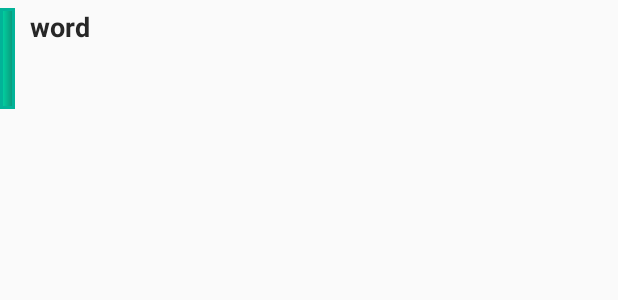
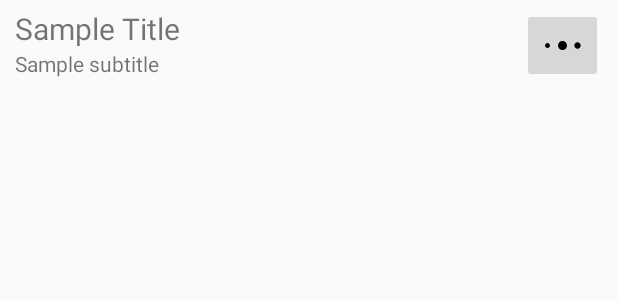
Before and after one commit to RomanZakaliak/CS-Word-App, an Android app: the layout word_item_layout.xml on its own in the app's theme, with its tools: preview values and no code run, on a phone screen of 412 x 824 dp. Shown: the top 300 px of the screen. Run offline under Robolectric (Android 15) with nearby library versions, the phone set to English and light mode, and no system bars.

Commit message:
Added input word new logic when words is being saved, added remove specific word feature from user words list, updated user words list appearance

```diff
--- /dev/null
+++ b/app/src/main/res/drawable/ic_three_dots.xml
@@ -0,0 +1,49 @@
+<vector xmlns:android="http://schemas.android.com/apk/res/android" xmlns:aapt="http://schemas.android.com/aapt"
+    android:viewportWidth="30"
+    android:viewportHeight="30"
+    android:width="30dp"
+    android:height="30dp">
+    <group>
+        <clip-path
+            android:pathData="M0 0H30V30H0V0Z" />
+        <group
+            android:scaleX="0.7041165"
+            android:scaleY="0.7041165"
+            android:translateX="22.71162"
+            android:translateY="12.71162">
+            <group
+                android:translateX="3.25"
+                android:translateY="3.25">
+                <path
+                    android:pathData="M0 3C1.656999945640564 3 3 1.656999945640564 3 0C3 -1.656999945640564 1.656999945640564 -3 0 -3C-1.656999945640564 -3 -3 -1.656999945640564 -3 0C-3 1.656999945640564 -1.656999945640564 3 0 3z"
+                    android:fillColor="#000000" />
+            </group>
+        </group>
+        <group
+            android:scaleX="0.9982405"
+            android:scaleY="0.9982405"
+            android:translateX="11.75572"
+            android:translateY="11.75572">
+            <group
+                android:translateX="3.25"
+                android:translateY="3.25">
+                <path
+                    android:pathData="M0 3C1.656999945640564 3 3 1.656999945640564 3 0C3 -1.656999945640564 1.656999945640564 -3 0 -3C-1.656999945640564 -3 -3 -1.656999945640564 -3 0C-3 1.656999945640564 -1.656999945640564 3 0 3z"
+                    android:fillColor="#000000" />
+            </group>
+        </group>
+        <group
+            android:scaleX="0.537816"
+            android:scaleY="0.537816"
+            android:translateX="3.252098"
+            android:translateY="13.2521">
+            <group
+                android:translateX="3.25"
+                android:translateY="3.25">
+                <path
+                    android:pathData="M0 3C1.656999945640564 3 3 1.656999945640564 3 0C3 -1.656999945640564 1.656999945640564 -3 0 -3C-1.656999945640564 -3 -3 -1.656999945640564 -3 0C-3 1.656999945640564 -1.656999945640564 3 0 3z"
+                    android:fillColor="#000000" />
+            </group>
+        </group>
+    </group>
+</vector>
--- /dev/null
+++ b/app/src/main/res/drawable/list_view_style.xml
@@ -0,0 +1,6 @@
+<?xml version="1.0" encoding="utf-8"?>
+<shape xmlns:android="http://schemas.android.com/apk/res/android"
+    android:shape="rectangle">
+    <solid android:color="#42000000" />
+    <corners android:radius="5dp" />
+</shape>
--- a/app/src/main/res/layout/word_item_layout.xml
+++ b/app/src/main/res/layout/word_item_layout.xml
@@ -1,56 +1,49 @@
 <?xml version="1.0" encoding="utf-8"?>
-<LinearLayout xmlns:android="http://schemas.android.com/apk/res/android"
+<androidx.constraintlayout.widget.ConstraintLayout xmlns:android="http://schemas.android.com/apk/res/android"
     android:layout_width="match_parent"
-    android:layout_height="wrap_content"
-    android:orientation="horizontal">
-
-    <View
-        android:layout_width="10dp"
     android:layout_height="match_parent"
-        android:background="@drawable/word_item_rectangle"
-        android:layout_marginEnd="10dp"
-        android:layout_marginTop="5dp"
-        android:layout_marginBottom="5dp" />
-
-    <LinearLayout
-        android:layout_width="match_parent"
-        android:layout_height="wrap_content"
-        android:layout_marginTop="5dp"
-        android:layout_marginBottom="5dp"
-        android:orientation="vertical">
-
+    xmlns:app="http://schemas.android.com/apk/res-auto"
+    android:orientation="vertical"
+    android:paddingTop="5dp"
+    android:paddingBottom="5dp"
+    android:paddingStart="10dp"
+    android:paddingEnd="10dp"
+    android:maxHeight="60dp">
 
     <TextView
         android:id="@+id/word_title"
-            android:layout_width="match_parent"
+        android:layout_width="0dp"
         android:layout_height="wrap_content"
-            android:layout_gravity="top"
-            android:text="word"
-            android:textColor="@color/dark_gray"
-            android:textSize="18sp"
-            android:textStyle="bold" />
+        android:layout_marginEnd="5dp"
+        android:text="Sample Title"
+        android:textSize="20dp"
+        android:maxLines="1"
+        app:layout_constraintBottom_toTopOf="@+id/word_subtitle"
+        app:layout_constraintRight_toLeftOf="@+id/btn_show_popup_menu"
+        app:layout_constraintLeft_toLeftOf="parent"
+        app:layout_constraintTop_toTopOf="parent" />
 
     <TextView
         android:id="@+id/word_subtitle"
-            android:layout_width="match_parent"
-            android:layout_height="wrap_content"
-            android:layout_gravity="center"
-            android:text="translation"
-            android:textSize="15sp"
-            android:visibility="invisible"/>
-
-        <TextView
-            android:id="@+id/word_usage"
-            android:text="usage"
-
-            android:visibility="invisible"
-            android:layout_width="match_parent"
+        android:layout_width="0dp"
         android:layout_height="wrap_content"
         android:layout_gravity="bottom"
-            android:textSize="15sp" />
+        android:text="Sample subtitle"
+        android:layout_marginEnd="5dp"
+        android:maxLines="1"
+        app:layout_constraintRight_toLeftOf="@+id/btn_show_popup_menu"
+        app:layout_constraintLeft_toLeftOf="parent"
+        app:layout_constraintTop_toBottomOf="@+id/word_title"/>
 
-    </LinearLayout>
+    <ImageButton
+        android:id="@+id/btn_show_popup_menu"
+        android:layout_width="wrap_content"
+        android:layout_height="wrap_content"
+        android:src="@drawable/ic_three_dots"
+        app:layout_constraintLeft_toRightOf="@+id/word_title"
+        app:layout_constraintRight_toRightOf="parent"
+        app:layout_constraintTop_toTopOf="parent"
+        app:layout_constraintBottom_toBottomOf="parent" />
 
 
-
-</LinearLayout>
+</androidx.constraintlayout.widget.ConstraintLayout>
--- /dev/null
+++ b/app/src/main/res/menu/word_item_menu.xml
@@ -0,0 +1,6 @@
+<?xml version="1.0" encoding="utf-8"?>
+<menu xmlns:android="http://schemas.android.com/apk/res/android">
+    <item
+        android:id="@+id/delete_word"
+        android:title="Delete" />
+</menu>
```
Also changed, not shown: app/src/main/java/com/example/myapplication/Adapters/WordsListAdapter.java (added, +85 -0 lines), app/src/main/java/com/example/myapplication/WordsActivity.java (+34 -15 lines), app/src/main/res/drawable/add_new_word_box.xml (+4 -5 lines), app/src/main/res/layout/activity_words.xml (+9 -10 lines). Lines whose indentation alone changed are shown as unchanged.
